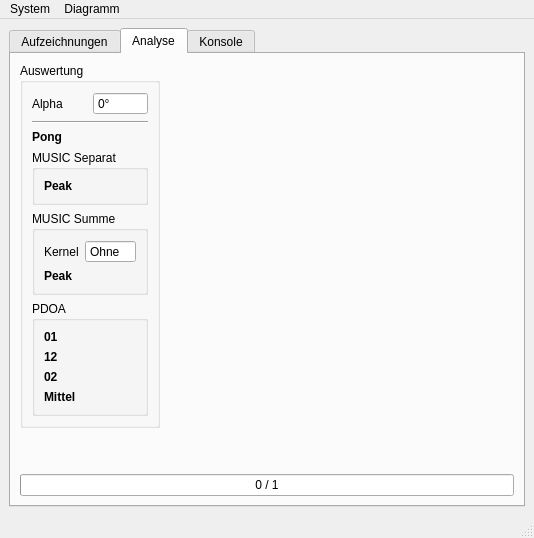
This is src/mainwindow.ui in mathklk/QCDF as Qt 5 draws it before an edit. The edited form follows.
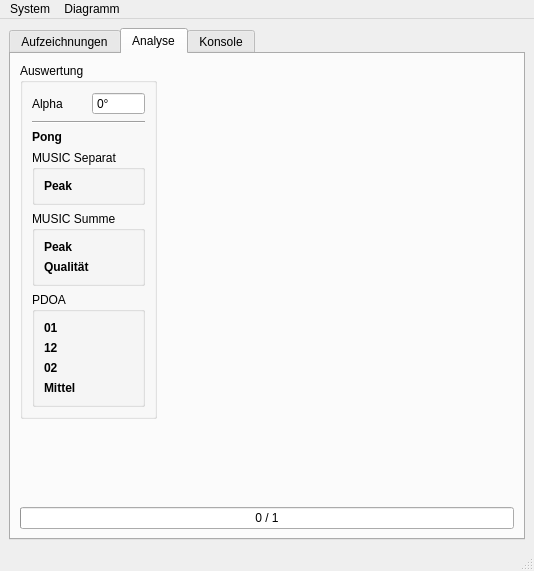
This is the edited form. The open tabs and pages were chosen to show the change. Icons and pictures are not drawn. Custom widgets are drawn as their Qt base class.

Commit message: added Quality metric

Patch:
```diff
--- a/src/mainwindow.ui
+++ b/src/mainwindow.ui
@@ -7,7 +7,7 @@
     <x>0</x>
     <y>0</y>
     <width>534</width>
-    <height>538</height>
+    <height>571</height>
    </rect>
   </property>
   <property name="windowTitle">
@@ -374,7 +374,7 @@
               <string>MUSIC Summe</string>
              </property>
              <layout class="QGridLayout" name="gridLayout_16">
-              <item row="1" column="1">
+              <item row="0" column="1">
                <widget class="QLabel" name="labelEvalSumPeak">
                 <property name="toolTip">
                  <string/>
@@ -384,39 +384,24 @@
                 </property>
                </widget>
               </item>
-              <item row="1" column="0">
+              <item row="0" column="0">
                <widget class="QLabel" name="label_5">
                 <property name="text">
                  <string>&lt;html&gt;&lt;head/&gt;&lt;body&gt;&lt;p&gt;&lt;span style=&quot; font-weight:700;&quot;&gt;Peak&lt;/span&gt;&lt;/p&gt;&lt;/body&gt;&lt;/html&gt;</string>
                 </property>
                </widget>
               </item>
-              <item row="0" column="0">
-               <widget class="QLabel" name="label_6">
+              <item row="1" column="1">
+               <widget class="QLabel" name="labelEvalSumQuality">
                 <property name="text">
-                 <string>Kernel</string>
+                 <string/>
                 </property>
                </widget>
               </item>
-              <item row="0" column="1">
-               <widget class="QDoubleSpinBox" name="doubleSpinBoxMusicKernel">
-                <property name="buttonSymbols">
-                 <enum>QAbstractSpinBox::ButtonSymbols::NoButtons</enum>
-                </property>
-                <property name="specialValueText">
-                 <string>Ohne</string>
-                </property>
-                <property name="decimals">
-                 <number>0</number>
-                </property>
-                <property name="minimum">
-                 <double>0.000000000000000</double>
-                </property>
-                <property name="maximum">
-                 <double>9999999999.000000000000000</double>
-                </property>
-                <property name="value">
-                 <double>0.000000000000000</double>
+              <item row="1" column="0">
+               <widget class="QLabel" name="label_9">
+                <property name="text">
+                 <string>&lt;html&gt;&lt;head/&gt;&lt;body&gt;&lt;p&gt;&lt;span style=&quot; font-weight:700;&quot;&gt;Qualität&lt;/span&gt;&lt;/p&gt;&lt;/body&gt;&lt;/html&gt;</string>
                 </property>
                </widget>
               </item>
```
Left out of the diff: 18 changed lines with no effect on the pictures. The commit also changes 5 other files.
